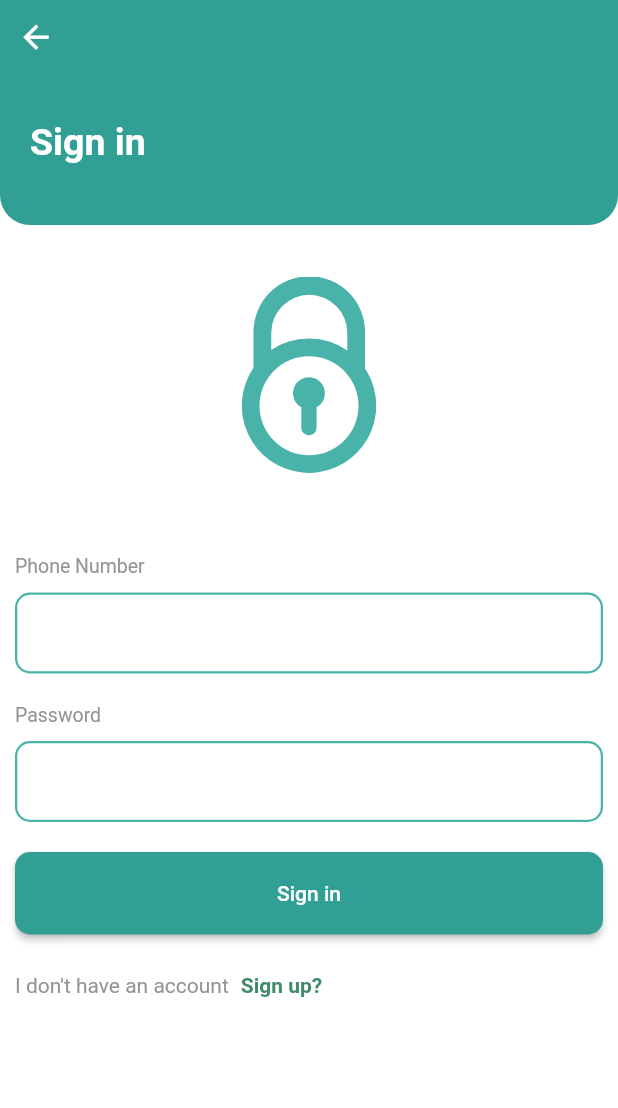
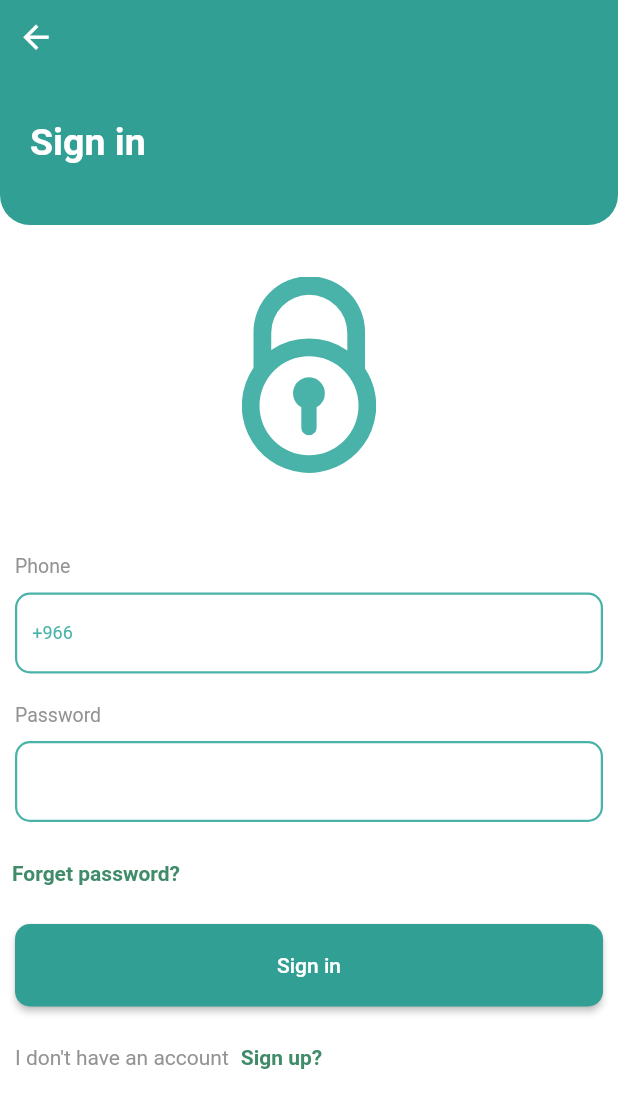
Before and after one commit to EssaCoder/aoun_app, a Flutter app: the SignInScreen screen opened directly, on a phone screen of 412 x 824 dp. Shown: the top 1108 px of the screen. Run offline on Flutter 3.47's test engine with Material 2 defaults, Android fonts, the phone set to English and light mode, and no system bars; our stand-ins replace avatar_glow, carousel_slider, cloud_firestore, easy_localization, firebase_core, firebase_storage and 6 more; missing offline and left inert: flutter_barcode_scanner, twilio_phone_verify; accounts and stored records are empty; Roboto replaces fonts that are missing (app_font_reg).

Commit message:
edit profile & forget password

```diff
--- a/lib/data/models/user.dart
+++ b/lib/data/models/user.dart
@@ -1,22 +1,22 @@
 import 'package:aoun/data/utils/enum.dart';
 
 class User {
-  int id;
-  String name;
-  String email;
+  int? id;
+  String? name;
+  String? email;
   String phone;
-  String identityNumber;
+  String? identityNumber;
   String password;
-  UserRole userRole;
+  UserRole? userRole;
 
   User(
-      {required this.id,
-      required this.name,
-      required this.email,
-      required this.phone,
-      required this.identityNumber,
-      required this.userRole,
-      required this.password});
+      {this.id,
+      this.name,
+      this.email,
+   required   this.phone,
+      this.identityNumber,
+      this.userRole,
+        required   this.password});
 
   factory User.fromJson(Map<String, dynamic> json) {
     return User(
@@ -47,7 +47,7 @@ class User {
       "phone": phone,
       "identityNumber": identityNumber,
       "password": password,
-      "roles": userRole.name
+      "roles": userRole?.name
     };
   }
 }
--- a/lib/views/auth/sign_in_screen.dart
+++ b/lib/views/auth/sign_in_screen.dart
@@ -1,6 +1,7 @@
-import 'package:aoun/data/network/http_exception.dart';
-import 'package:aoun/data/providers/auth_provider.dart';
-import 'package:aoun/views/shared/assets_variables.dart';
+import '/data/network/http_exception.dart';
+import '/data/providers/auth_provider.dart';
+import '/views/auth/forget_password.dart';
+import '/views/shared/assets_variables.dart';
 import 'package:flutter/material.dart';
 import 'package:flutter_svg/flutter_svg.dart';
 import 'package:provider/provider.dart';
@@ -61,22 +62,42 @@ class _SignInScreenState extends State<SignInScreen> {
                   padding: const EdgeInsets.all(SharedValues.padding),
                   child: TextFieldWidget(
                       controller: phone,
+                      hintText: "Phone",
+                      prefixIcon: SizedBox(
+                          width: 50, child: Center(child: Text("+966",style: Theme.of(context).textTheme.subtitle1))),
                       keyboardType: TextInputType.number,
-                      hintText: "Phone Number"),
+                      validator: (value) {
+                        if (value != null && value.isNotEmpty) {
+                          return null;
+                        }
+                        return "This field is required";
+                      },),
                 ),
                 Padding(
                   padding: const EdgeInsets.all(SharedValues.padding),
                   child: TextFieldWidget(
-                      controller: password, hintText: "Password"),
+                      controller: password,
+                      validator: (value) {
+                        if (value != null && value.isNotEmpty) {
+                          return null;
+                        }
+                        return "This field is required";
+                      },
+                      hintText: "Password"),
                 ),
-                // Align(
-                //   alignment: AlignmentDirectional.centerStart,
-                //   child: TextButton(
-                //     onPressed: () {},
-                //     child: Text("Forget password?",
-                //         style: Theme.of(context).textTheme.headline5),
-                //   ),
-                // ),
+                Align(
+                  alignment: AlignmentDirectional.centerStart,
+                  child: TextButton(
+                    onPressed: () {
+                      Navigator.push(
+                          context,
+                          MaterialPageRoute(
+                              builder: (context) => ForgetPassword()));
+                    },
+                    child: Text("Forget password?",
+                        style: Theme.of(context).textTheme.headline5),
+                  ),
+                ),
                 const SizedBox(height: SharedValues.padding),
                 Padding(
                   padding: const EdgeInsets.symmetric(
@@ -84,9 +105,10 @@ class _SignInScreenState extends State<SignInScreen> {
                   child: ButtonWidget(
                     minWidth: double.infinity,
                     onPressed: () async {
+                      if (_formKey.currentState!.validate()) {
                         Result result = await Provider.of<AuthProvider>(context,
                                 listen: false)
-                          .signIn(phone.text, password.text);
+                            .signIn("+966${phone.text}", password.text);
 
                         if (result is Success) {
                           // ignore: use_build_context_synchronously
@@ -97,7 +119,8 @@ class _SignInScreenState extends State<SignInScreen> {
                         } else if (result is Error) {
                           String message = "User ID or password incorrect !!";
                           if (result.exception is UnauthorisedException) {
-                          message = (result.exception as UnauthorisedException)
+                            message =
+                                (result.exception as UnauthorisedException)
                                         .message ??
                                     "";
                           }
@@ -107,7 +130,7 @@ class _SignInScreenState extends State<SignInScreen> {
                                   // ignore: use_build_context_synchronously
                                   Theme.of(context).colorScheme.error);
                         }
-                      // if (_formKey.currentState!.validate()) {}
+                      }
                     },
                     child: Text(
                       "Sign in",
@@ -123,10 +146,9 @@ class _SignInScreenState extends State<SignInScreen> {
                           style: Theme.of(context).textTheme.bodyText2),
                       TextButton(
                         onPressed: () {
-                          Navigator.of(context).pushAndRemoveUntil(
+                          Navigator.push(context,
                               MaterialPageRoute(
-                                  builder: (context) => const SignUpScreen()),
-                              (Route<dynamic> route) => false);
+                                  builder: (context) => const SignUpScreen()));
                         },
                         child: Text("Sign up?",
                             style: Theme.of(context).textTheme.headline5),
--- a/lib/views/home/profile_page.dart
+++ b/lib/views/home/profile_page.dart
@@ -52,7 +52,7 @@ class _ProfilePageState extends State<ProfilePage> {
             mainAxisSize: MainAxisSize.min,
             children: [
               Text(
-                provider.user!.name,
+                provider.user!.name!,
                 style: Theme.of(context).textTheme.headline3,
               ),
               IconButton(onPressed: () {
@@ -69,7 +69,7 @@ class _ProfilePageState extends State<ProfilePage> {
               indent: MediaQuery.of(context).size.width * 0.25,
               endIndent: MediaQuery.of(context).size.width * 0.25),
         ),
-        _buildInfoCard("Full Name", provider.user!.name),
+        _buildInfoCard("Full Name", provider.user!.name!),
         _buildInfoCard("User Type", () {
           if (provider.user!.userRole == UserRole.employee) {
             return "Employee";
--- a/lib/views/pilgrims/add_pilgrims.dart
+++ b/lib/views/pilgrims/add_pilgrims.dart
@@ -230,7 +230,7 @@ class _AddPilgrimsState extends State<AddPilgrims> {
                           supervisorPhone: supervisorPhone.text,
                           healthStatus: healthStatus.text,
                           healthProblem: healthProblem.text,
-                          userID: user!.id);
+                          userID: user!.id!);
                       Result result;
                       if (widget.pilgrim == null) {
                         result = await provider.setPilgrim(pilgrim);
--- a/lib/views/shared/button_widget.dart
+++ b/lib/views/shared/button_widget.dart
@@ -3,11 +3,12 @@ import '/views/shared/shared_values.dart';
 
 class ButtonWidget extends StatefulWidget {
   const ButtonWidget(
-      {Key? key, this.onPressed, this.minWidth, this.height, this.child, this.color, this.shape, this.progressColor})
+      {Key? key, this.onPressed, this.minWidth, this.height, this.child, this.color, this.shape, this.progressColor, this.elevation})
       : super(key: key);
   final Function()? onPressed;
   final double? minWidth;
   final double? height;
+  final double? elevation;
   final Widget? child;
   final Color? color;
   final Color? progressColor;
@@ -33,6 +34,7 @@ class _ButtonWidgetState extends State<ButtonWidget> {
       },
       height: widget.height ?? 55,
       padding: EdgeInsets.zero,
+      elevation: widget.elevation,
       minWidth: widget.minWidth,
       color: widget.color??Theme.of(context).primaryColor,
       shape: widget.shape??OutlineInputBorder(
```
Also changed, not shown: lib/data/network/api/auth_api.dart (+13 -0 lines), lib/data/providers/auth_provider.dart (+10 -6 lines), lib/data/repositories/auth_repository.dart (+23 -11 lines), lib/views/auth/forget_password.dart (added, +176 -0 lines), lib/views/auth/sign_up_screen.dart (+40 -16 lines), lib/views/auth/users_screen.dart (+5 -5 lines), lib/views/auth/verify_otp.dart (+14 -6 lines). Lines whose indentation alone changed are shown as unchanged.
